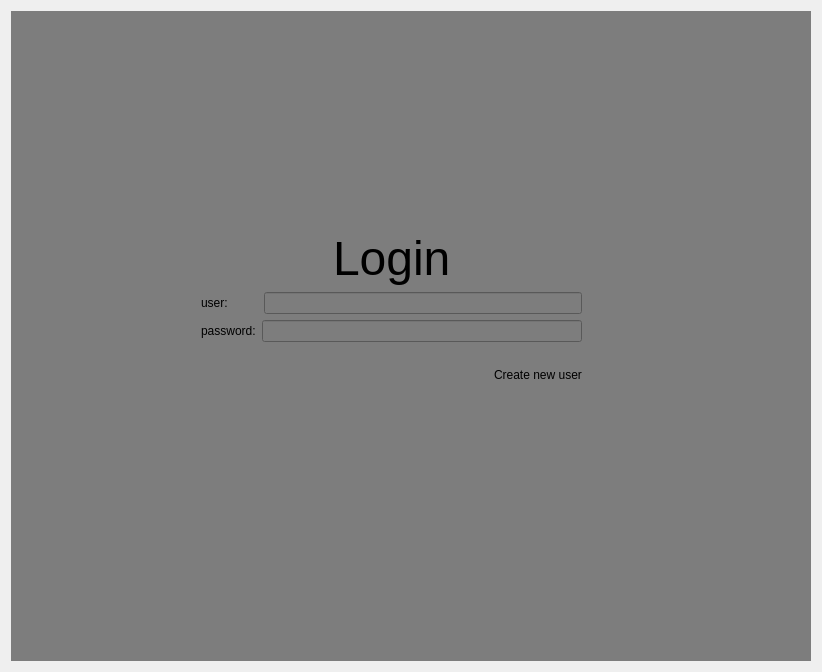
Old version of the form login.ui in the repository mustafagumustas/StockManager.
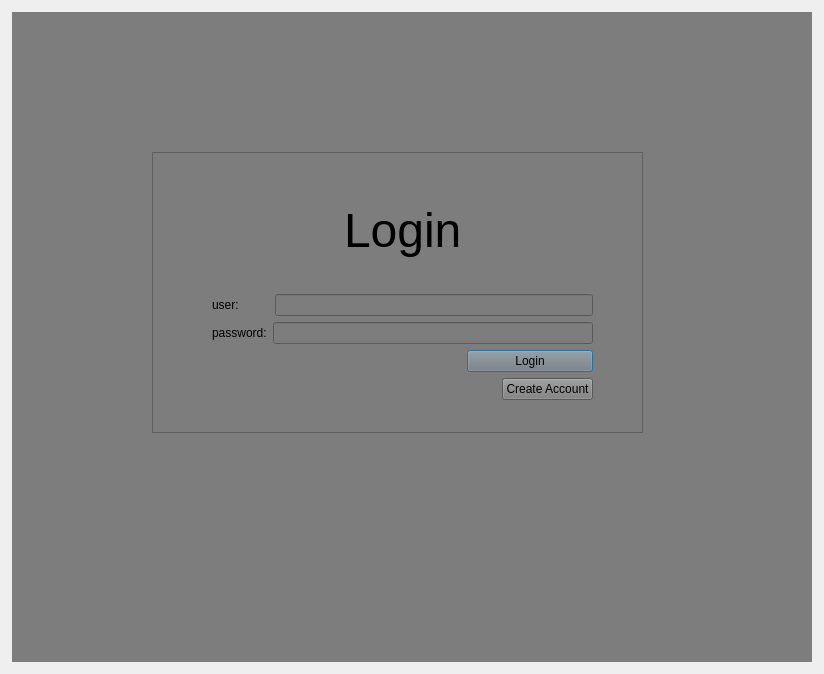
New version of the form. Custom widgets are drawn as their Qt base class.

Commit message: windows are now not breaking at fullscreen

```diff
--- a/login.ui
+++ b/login.ui
@@ -6,8 +6,8 @@
    <rect>
     <x>0</x>
     <y>0</y>
-    <width>800</width>
-    <height>650</height>
+    <width>824</width>
+    <height>674</height>
    </rect>
   </property>
   <property name="maximumSize">
@@ -37,13 +37,28 @@
      <property name="styleSheet">
       <string notr="true">background-color:rgb(125,125,125);</string>
      </property>
+     <widget class="QFrame" name="frame">
+      <property name="geometry">
+       <rect>
+        <x>140</x>
+        <y>140</y>
+        <width>491</width>
+        <height>281</height>
+       </rect>
+      </property>
+      <property name="frameShape">
+       <enum>QFrame::StyledPanel</enum>
+      </property>
+      <property name="frameShadow">
+       <enum>QFrame::Raised</enum>
+      </property>
      <widget class="QWidget" name="verticalLayoutWidget">
       <property name="geometry">
        <rect>
-        <x>190</x>
-        <y>220</y>
+         <x>60</x>
+         <y>20</y>
         <width>381</width>
-        <height>171</height>
+         <height>228</height>
        </rect>
       </property>
       <layout class="QVBoxLayout" name="verticalLayout_2">
@@ -133,6 +148,33 @@
          </item>
         </layout>
        </item>
+        <item>
+         <layout class="QHBoxLayout" name="horizontalLayout_2">
+          <item>
+           <spacer name="horizontalSpacer_5">
+            <property name="orientation">
+             <enum>Qt::Horizontal</enum>
+            </property>
+            <property name="sizeType">
+             <enum>QSizePolicy::Preferred</enum>
+            </property>
+            <property name="sizeHint" stdset="0">
+             <size>
+              <width>255</width>
+              <height>20</height>
+             </size>
+            </property>
+           </spacer>
+          </item>
+          <item>
+           <widget class="QPushButton" name="login_button">
+            <property name="text">
+             <string>Login</string>
+            </property>
+           </widget>
+          </item>
+         </layout>
+        </item>
        <item>
         <layout class="QHBoxLayout" name="horizontalLayout_5">
          <item>
@@ -148,10 +190,10 @@
            </property>
           </spacer>
          </item>
-         <item alignment="Qt::AlignRight">
-          <widget class="ClickableLabel" name="label_5">
+          <item>
+           <widget class="QPushButton" name="pushButton">
            <property name="text">
-            <string>Create new user</string>
+             <string>Create Account</string>
            </property>
           </widget>
          </item>
@@ -160,16 +202,10 @@
       </layout>
      </widget>
     </widget>
+    </widget>
    </item>
   </layout>
  </widget>
- <customwidgets>
-  <customwidget>
-   <class>ClickableLabel</class>
-   <extends>QLabel</extends>
-   <header>clickablelabel.h</header>
-  </customwidget>
- </customwidgets>
  <resources/>
  <connections/>
 </ui>
```
Lines whose indentation alone changed are shown as unchanged. The commit also changes 2 other files.
